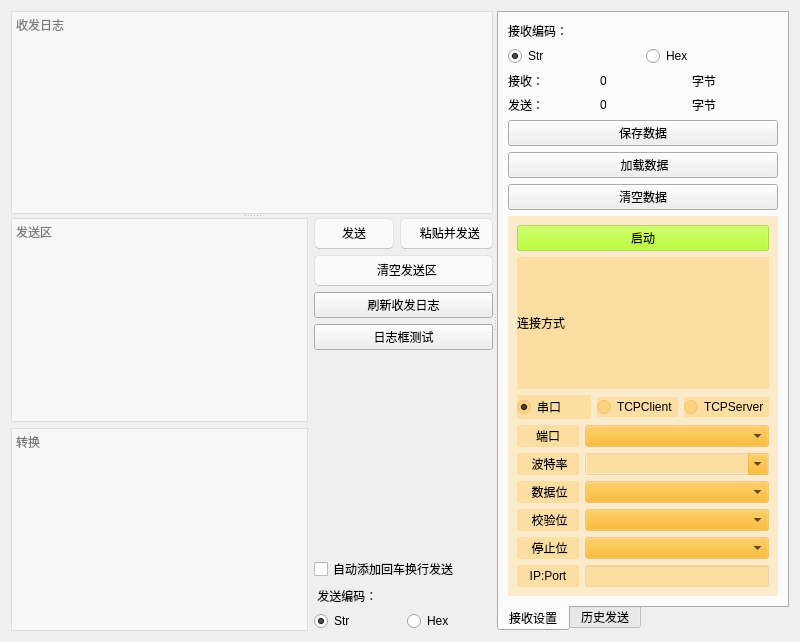
Old version of the form components/ComTool/comtool.ui in the repository xutongxin1/WirelessMonitor.
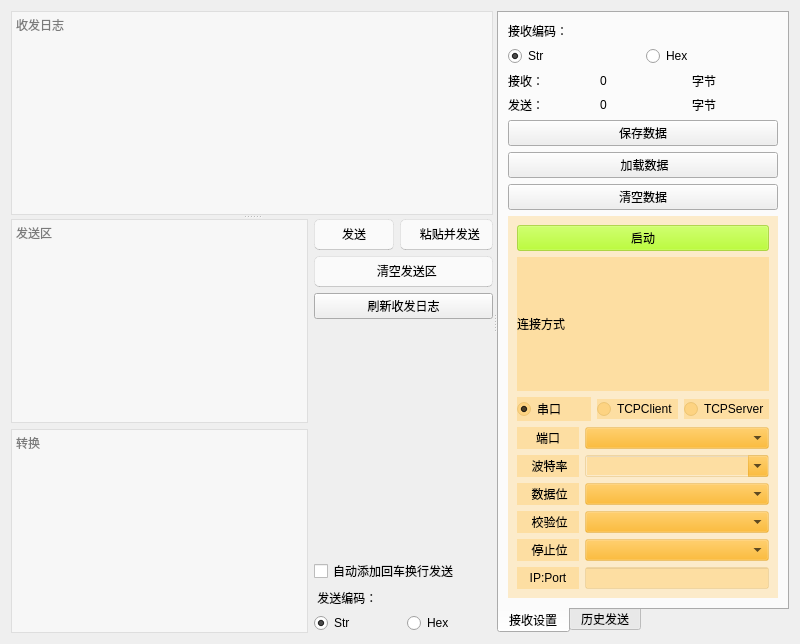
New version of the form. Custom widgets are drawn as their Qt base class.

Commit message: 删除测试代码

Patch:
```diff
--- a/components/ComTool/comtool.ui
+++ b/components/ComTool/comtool.ui
@@ -7,7 +7,7 @@
     <x>0</x>
     <y>0</y>
     <width>800</width>
-    <height>642</height>
+    <height>644</height>
    </rect>
   </property>
   <property name="sizePolicy">
@@ -256,13 +256,6 @@
                </property>
               </widget>
              </item>
-             <item>
-              <widget class="QPushButton" name="testn">
-               <property name="text">
-                <string>日志框测试</string>
-               </property>
-              </widget>
-             </item>
              <item>
               <spacer name="verticalSpacer_2">
                <property name="orientation">
```
The commit also changes 2 other files.
